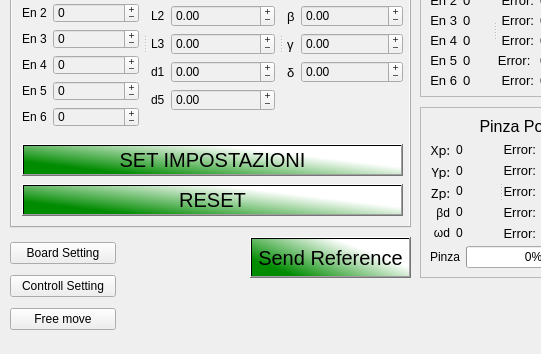
This is 4_userInterface/ScorbotUI_cpp/scorbotUi/ui_source/mainwindow.ui in Alfystar/Scorbot-CA as Qt 5 draws it before an edit; both pictures show x 0 to 541 and y 122 to 476 of the 1007 by 476 pixel window. The edited form follows.
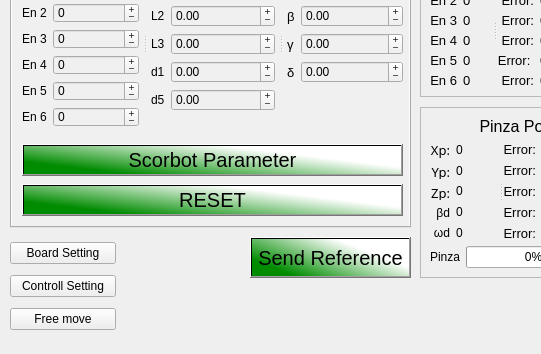
This is the edited form. The open tabs and pages were chosen to show the change. Icons and pictures are not drawn.

```diff
--- a/4_userInterface/ScorbotUI_cpp/scorbotUi/ui_source/mainwindow.ui
+++ b/4_userInterface/ScorbotUI_cpp/scorbotUi/ui_source/mainwindow.ui
@@ -1529,7 +1529,7 @@
           <string notr="true">background-color: qlineargradient(spread:pad, x1:0.0246305, y1:0.602273, x2:1, y2:0, stop:0 rgba(0, 139, 0, 255), stop:0.655172 rgba(255, 255, 255, 255));</string>
          </property>
          <property name="text">
-          <string>SET IMPOSTAZIONI</string>
+             <string>Scorbot Parameter</string>
          </property>
         </widget>
        </item>
```
Left out of the diff: 14 changed lines with no effect on the pictures.
